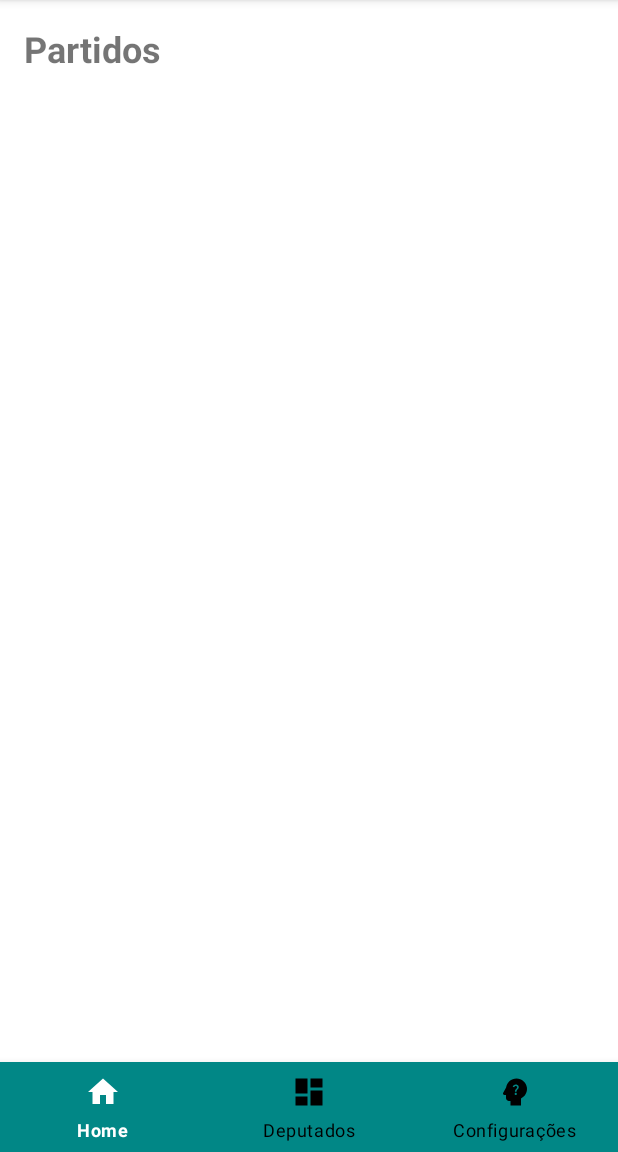
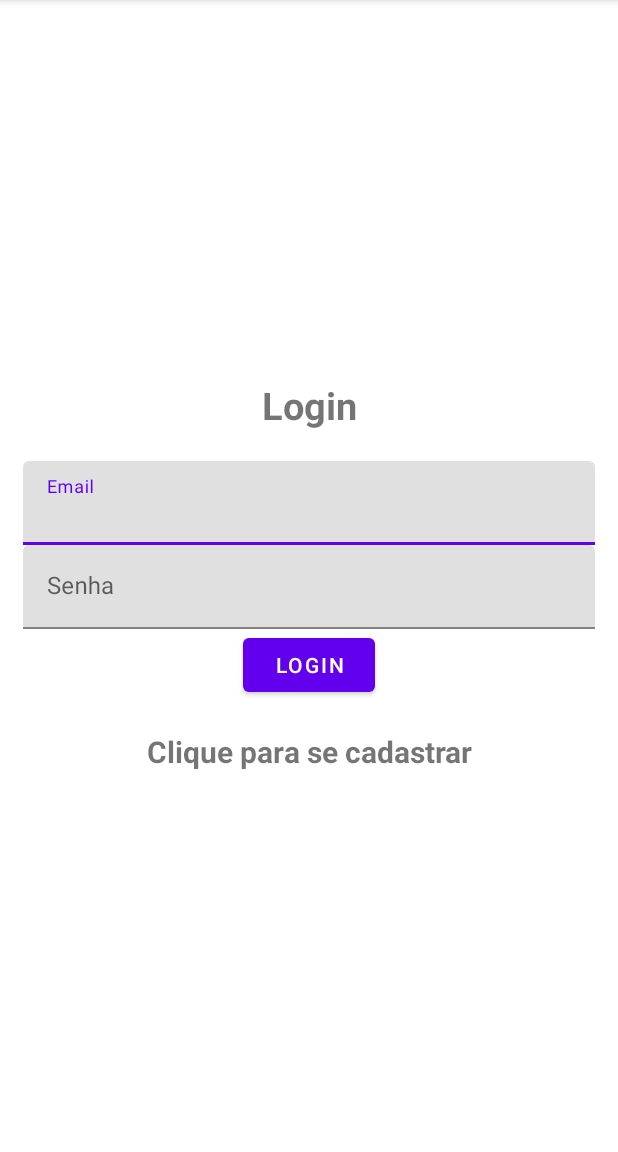
Before and after one commit to TiagoFleischauer/camaraDepAndroid, an Android app: the screen it shows after launch (MainActivity before the commit, Login after it), on a phone screen of 412 x 824 dp, the part 84-1236 px from its top. Run offline under Robolectric (Android 15) with nearby library versions, the phone set to English and light mode, and no system bars; our stand-ins replace Firebase (no records; nobody signed in at launch, a user with empty details on screens opened directly).

```diff
--- a/app/build.gradle
+++ b/app/build.gradle
@@ -1,5 +1,6 @@
 plugins {
     id 'com.android.application'
+    id 'com.google.gms.google-services'
 }
 
 android {
@@ -36,6 +37,7 @@ dependencies {
     implementation 'com.squareup.retrofit2:retrofit:2.9.0'
     implementation 'com.squareup.retrofit2:converter-gson:2.9.0'
     implementation 'com.squareup.picasso:picasso:2.8'
+    implementation 'com.google.firebase:firebase-auth:22.3.0'
     testImplementation 'junit:junit:4.13.2'
     androidTestImplementation 'androidx.test.ext:junit:1.1.5'
     androidTestImplementation 'androidx.test.espresso:espresso-core:3.5.1'
--- /dev/null
+++ b/app/src/main/java/com/example/camaraDep/Login.java
@@ -0,0 +1,100 @@
+package com.example.camaraDep;
+
+import androidx.annotation.NonNull;
+import androidx.appcompat.app.AppCompatActivity;
+
+import android.content.Intent;
+import android.os.Bundle;
+import android.text.TextUtils;
+import android.view.View;
+import android.widget.Button;
+import android.widget.ProgressBar;
+import android.widget.TextView;
+import android.widget.Toast;
+
+import com.google.android.gms.tasks.OnCompleteListener;
+import com.google.android.gms.tasks.Task;
+import com.google.android.material.textfield.TextInputEditText;
+import com.google.firebase.auth.AuthResult;
+import com.google.firebase.auth.FirebaseAuth;
+import com.google.firebase.auth.FirebaseUser;
+
+public class Login extends AppCompatActivity {
+
+    TextInputEditText editTextEmail, editTextPassword;
+    Button buttonLogin;
+    ProgressBar progressBar;
+    FirebaseAuth mAuth;
+    TextView textView;
+
+    @Override
+    public void onStart() {
+        super.onStart();
+        FirebaseUser currentUser = mAuth.getCurrentUser();
+        if(currentUser != null){
+            Intent intent = new Intent(getApplicationContext(), MainActivity.class);
+            startActivity(intent);
+            finish();
+        }
+    }
+
+    @Override
+    protected void onCreate(Bundle savedInstanceState) {
+        super.onCreate(savedInstanceState);
+        setContentView(R.layout.activity_login);
+
+        mAuth = FirebaseAuth.getInstance();
+        editTextEmail = findViewById(R.id.email);
+        editTextPassword = findViewById(R.id.password);
+        buttonLogin = findViewById(R.id.btn_login);
+        progressBar = findViewById(R.id.progressBar);
+        textView = findViewById(R.id.registerNow);
+
+        textView.setOnClickListener(new View.OnClickListener() {
+            @Override
+            public void onClick(View v) {
+                Intent intent = new Intent(getApplicationContext(), Register.class);
+                startActivity(intent);
+                finish();
+            }
+        });
+
+        buttonLogin.setOnClickListener(new View.OnClickListener() {
+            @Override
+            public void onClick(View v) {
+                progressBar.setVisibility(View.VISIBLE);
+                String email, password;
+                email = String.valueOf(editTextEmail.getText());
+                password = String.valueOf(editTextPassword.getText());
+
+                if(TextUtils.isEmpty(email)) {
+                    Toast.makeText(Login.this, "Digite o email", Toast.LENGTH_SHORT).show();
+                    return;
+                }
+                if(TextUtils.isEmpty(password)) {
+                    Toast.makeText(Login.this, "Digite a senha", Toast.LENGTH_SHORT).show();
+                    return;
+                }
+
+                mAuth.signInWithEmailAndPassword(email, password)
+                        .addOnCompleteListener(new OnCompleteListener<AuthResult>() {
+                            @Override
+                            public void onComplete(@NonNull Task<AuthResult> task) {
+                                progressBar.setVisibility(View.GONE);
+                                if (task.isSuccessful()) {
+                                    Toast.makeText(Login.this, "Login realizado com sucesso", Toast.LENGTH_SHORT).show();
+                                    Intent intent = new Intent(getApplicationContext(), MainActivity.class);
+                                    startActivity(intent);
+                                    finish();
+                                } else {
+                                    Toast.makeText(Login.this, "Autenticação mal-sucedida",
+                                            Toast.LENGTH_SHORT).show();
+                                }
+                            }
+                        });
+
+            }
+        });
+
+    }
+}
--- /dev/null
+++ b/app/src/main/res/layout/activity_login.xml
@@ -0,0 +1,67 @@
+<?xml version="1.0" encoding="utf-8"?>
+<LinearLayout xmlns:android="http://schemas.android.com/apk/res/android"
+    xmlns:app="http://schemas.android.com/apk/res-auto"
+    xmlns:tools="http://schemas.android.com/tools"
+    android:layout_width="match_parent"
+    android:orientation="vertical"
+    android:gravity="center"
+    android:layout_height="match_parent"
+    android:padding="15dp"
+    tools:context=".Login">
+
+    <TextView
+        android:text="@string/login"
+        android:textSize="25sp"
+        android:layout_marginBottom="20dp"
+        android:textStyle="bold"
+        android:gravity="center"
+        android:layout_width="match_parent"
+        android:layout_height="wrap_content"/>
+
+    <com.google.android.material.textfield.TextInputLayout
+        android:layout_width="match_parent"
+        android:layout_height="wrap_content">
+
+        <com.google.android.material.textfield.TextInputEditText
+            android:id="@+id/email"
+            android:layout_width="match_parent"
+            android:layout_height="wrap_content"
+            android:hint="@string/email"
+            android:visibility="visible" />
+    </com.google.android.material.textfield.TextInputLayout>
+
+    <com.google.android.material.textfield.TextInputLayout
+        android:layout_width="match_parent"
+        android:layout_height="wrap_content">
+
+        <com.google.android.material.textfield.TextInputEditText
+            android:id="@+id/password"
+            android:layout_width="match_parent"
+            android:layout_height="wrap_content"
+            android:hint="@string/senha"
+            android:visibility="visible" />
+    </com.google.android.material.textfield.TextInputLayout>
+
+    <ProgressBar
+        android:id="@+id/progressBar"
+        android:visibility="gone"
+        android:layout_width="wrap_content"
+        android:layout_height="wrap_content"/>
+
+    <Button
+        android:id="@+id/btn_login"
+        android:text="@string/login"
+        android:layout_width="wrap_content"
+        android:layout_height="wrap_content"/>
+
+    <TextView
+        android:id="@+id/registerNow"
+        android:textStyle="bold"
+        android:textSize="20sp"
+        android:gravity="center"
+        android:layout_marginTop="20dp"
+        android:text="@string/clique_cadastrar"
+        android:layout_width="match_parent"
+        android:layout_height="wrap_content"/>
+
+</LinearLayout>
--- a/app/src/main/res/values-night/themes.xml
+++ b/app/src/main/res/values-night/themes.xml
@@ -1,6 +1,6 @@
 <resources xmlns:tools="http://schemas.android.com/tools">
     <!-- Base application theme. -->
-    <style name="Theme.TesteBottomMenu" parent="Theme.MaterialComponents.DayNight.DarkActionBar">
+    <style name="Theme.CamaraDep" parent="Theme.MaterialComponents.DayNight.DarkActionBar">
         <!-- Primary brand color. -->
         <item name="colorPrimary">@color/purple_200</item>
         <item name="colorPrimaryVariant">@color/purple_700</item>
--- a/app/src/main/res/values/colors.xml
+++ b/app/src/main/res/values/colors.xml
@@ -3,8 +3,8 @@
     <color name="purple_200">#FFBB86FC</color>
     <color name="purple_500">#FF6200EE</color>
     <color name="purple_700">#FF3700B3</color>
-    <color name="teal_200">#FF03DAC5</color>
-    <color name="teal_700">#FF018786</color>
+    <color name="teal_200">#3887BE</color>
+    <color name="teal_700">#38419D</color>
     <color name="black">#FF000000</color>
     <color name="white">#FFFFFFFF</color>
 </resources>
--- a/app/src/main/res/values/strings.xml
+++ b/app/src/main/res/values/strings.xml
@@ -1,3 +1,10 @@
 <resources>
     <string name="app_name">CamaraDep</string>
+    <string name="login">Login</string>
+    <string name="email">Email</string>
+    <string name="senha">Senha</string>
+    <string name="cadastrar">Cadastrar</string>
+    <string name="clique_para_logar">Clique para Logar</string>
+    <string name="clique_cadastrar">Clique para se cadastrar</string>
+    <string name="logout">Sair</string>
 </resources>
--- a/app/src/main/res/values/themes.xml
+++ b/app/src/main/res/values/themes.xml
@@ -1,6 +1,6 @@
 <resources xmlns:tools="http://schemas.android.com/tools">
     <!-- Base application theme. -->
-    <style name="Theme.TesteBottomMenu" parent="Theme.MaterialComponents.DayNight.DarkActionBar">
+    <style name="Theme.CamaraDep" parent="Theme.MaterialComponents.DayNight.DarkActionBar">
         <!-- Primary brand color. -->
         <item name="colorPrimary">@color/purple_500</item>
         <item name="colorPrimaryVariant">@color/purple_700</item>
```
Also changed, not shown: app/src/main/AndroidManifest.xml (+17 -6 lines), app/src/main/java/com/example/camaraDep/Config.java (+32 -6 lines), app/src/main/java/com/example/camaraDep/Register.java (added, +97 -0 lines), app/src/main/res/layout/activity_config.xml (+19 -4 lines), app/src/main/res/layout/activity_register.xml (added, +63 -0 lines), build.gradle (+7 -3 lines), gradle/wrapper/gradle-wrapper.properties, 1 other file.
